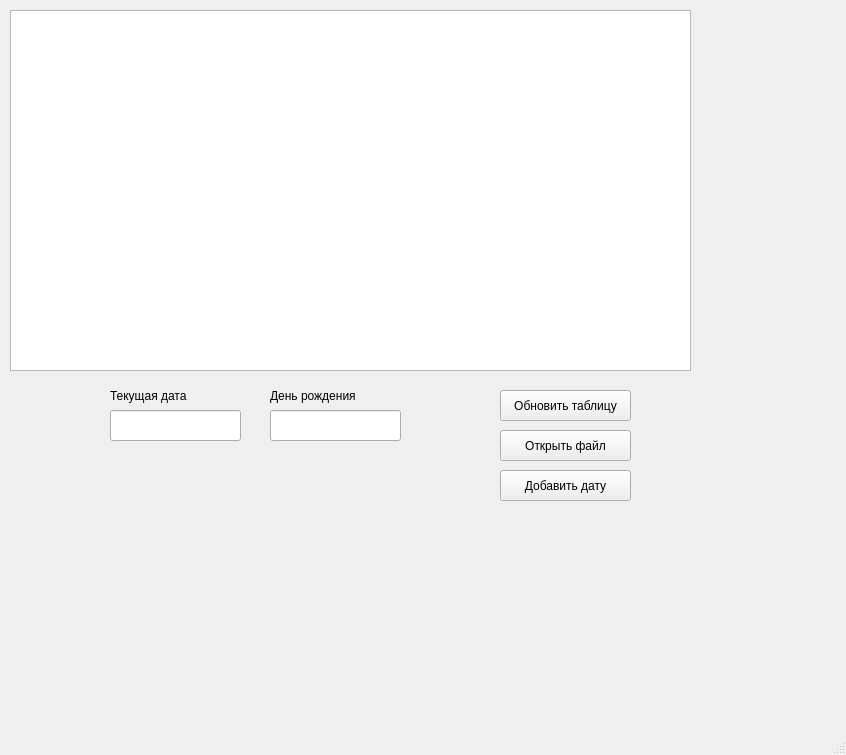
First picture: the form in mainwindow.ui, repository EGIRD/Task_1_LR_2, before the edit.
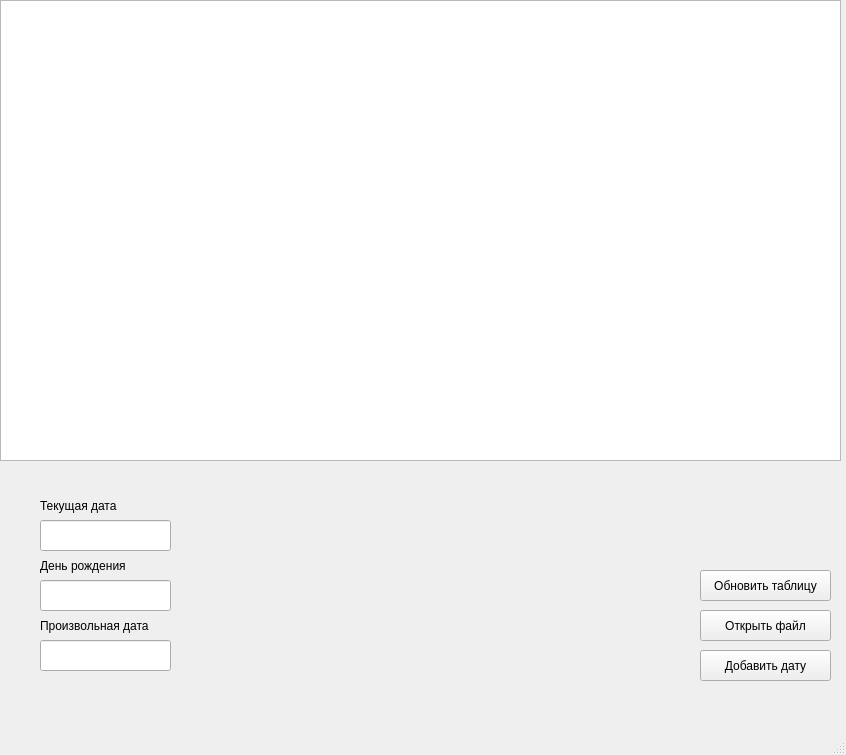
Second picture: the form after the edit.

What changed in the file:
```diff
--- a/mainwindow.ui
+++ b/mainwindow.ui
@@ -17,18 +17,18 @@
    <widget class="QTableWidget" name="tableWidget">
     <property name="geometry">
      <rect>
-      <x>10</x>
-      <y>10</y>
-      <width>681</width>
-      <height>361</height>
+      <x>0</x>
+      <y>0</y>
+      <width>841</width>
+      <height>461</height>
      </rect>
     </property>
    </widget>
    <widget class="QLineEdit" name="CurrentEdit">
     <property name="geometry">
      <rect>
-      <x>110</x>
-      <y>410</y>
+      <x>40</x>
+      <y>520</y>
       <width>131</width>
       <height>31</height>
      </rect>
@@ -37,8 +37,8 @@
    <widget class="QLabel" name="Currenlabel">
     <property name="geometry">
      <rect>
-      <x>110</x>
-      <y>380</y>
+      <x>40</x>
+      <y>490</y>
       <width>141</width>
       <height>31</height>
      </rect>
@@ -50,8 +50,8 @@
    <widget class="QLineEdit" name="BirthdayEdit">
     <property name="geometry">
      <rect>
-      <x>270</x>
-      <y>410</y>
+      <x>40</x>
+      <y>580</y>
       <width>131</width>
       <height>31</height>
      </rect>
@@ -60,8 +60,8 @@
    <widget class="QLabel" name="Birthdlabel">
     <property name="geometry">
      <rect>
-      <x>270</x>
-      <y>380</y>
+      <x>40</x>
+      <y>550</y>
       <width>141</width>
       <height>31</height>
      </rect>
@@ -73,8 +73,8 @@
    <widget class="QPushButton" name="updateButton">
     <property name="geometry">
      <rect>
-      <x>500</x>
-      <y>390</y>
+      <x>700</x>
+      <y>570</y>
       <width>131</width>
       <height>31</height>
      </rect>
@@ -86,8 +86,8 @@
    <widget class="QPushButton" name="openFileButton">
     <property name="geometry">
      <rect>
-      <x>500</x>
-      <y>430</y>
+      <x>700</x>
+      <y>610</y>
       <width>131</width>
       <height>31</height>
      </rect>
@@ -99,8 +99,8 @@
    <widget class="QPushButton" name="addButton">
     <property name="geometry">
      <rect>
-      <x>500</x>
-      <y>470</y>
+      <x>700</x>
+      <y>650</y>
       <width>131</width>
       <height>31</height>
      </rect>
@@ -109,6 +109,29 @@
      <string>Добавить дату</string>
     </property>
    </widget>
+   <widget class="QLabel" name="AnotherLabel">
+    <property name="geometry">
+     <rect>
+      <x>40</x>
+      <y>610</y>
+      <width>141</width>
+      <height>31</height>
+     </rect>
+    </property>
+    <property name="text">
+     <string>Произвольная дата</string>
+    </property>
+   </widget>
+   <widget class="QLineEdit" name="AnotherEdit">
+    <property name="geometry">
+     <rect>
+      <x>40</x>
+      <y>640</y>
+      <width>131</width>
+      <height>31</height>
+     </rect>
+    </property>
+   </widget>
   </widget>
   <widget class="QMenuBar" name="menubar">
    <property name="geometry">
```
